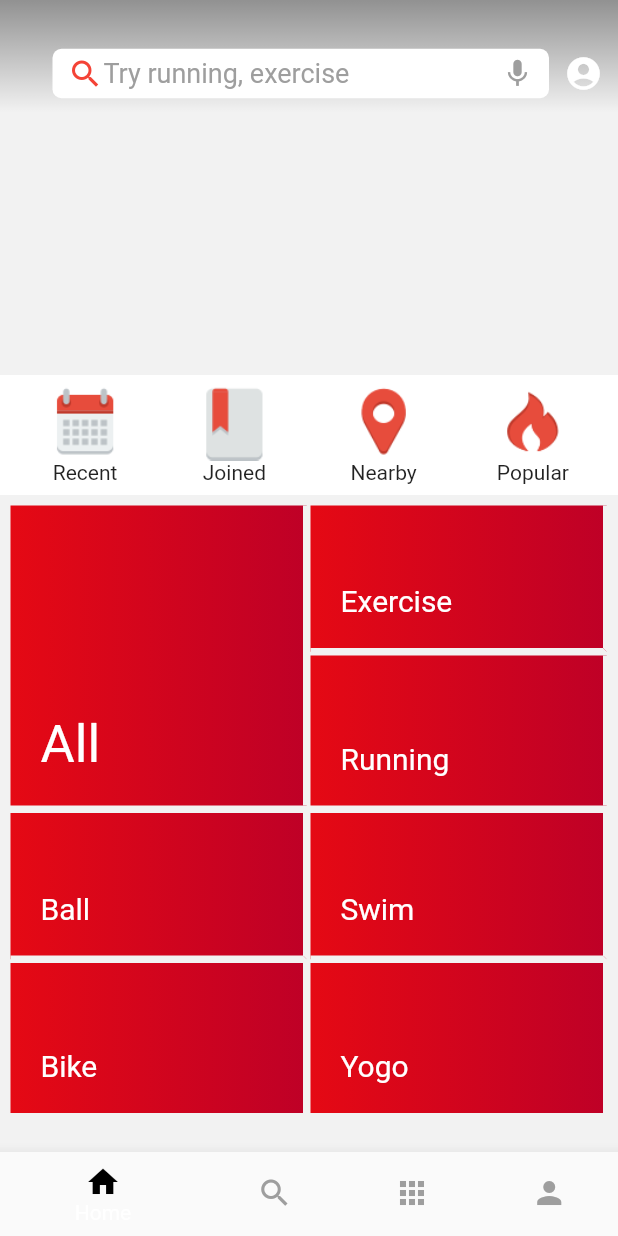
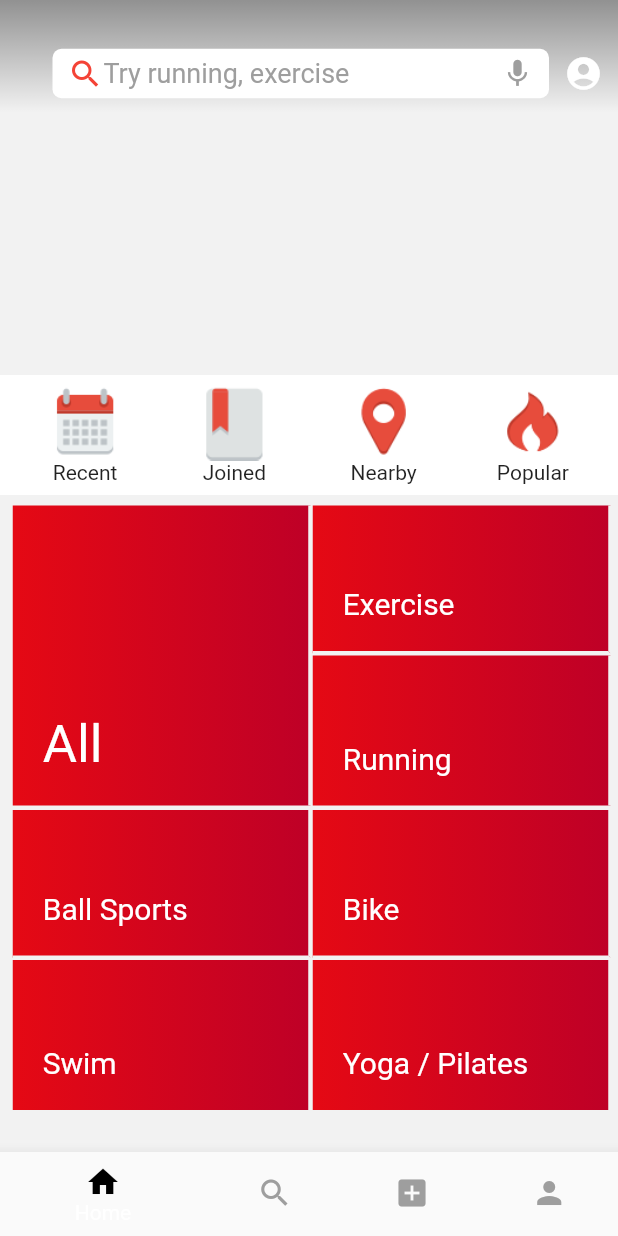
Before and after one commit to Casuy/mobile_frontend, a Flutter app: the TabNavigator screen opened directly, on a phone screen of 412 x 824 dp. Run offline on Flutter 3.47's test engine with Material 2 defaults, Android fonts, the phone set to English and light mode, and no system bars; our stand-ins replace flutter_swiper, geolocator, google_maps_flutter, permission_handler; missing offline and left inert: flutter_webview_plugin; accounts and stored records are empty; network calls fail.

Commit message:
add events

```diff
--- a/flutter_events/lib/dao/home_dao.dart
+++ b/flutter_events/lib/dao/home_dao.dart
@@ -3,8 +3,8 @@ import 'dart:convert';
 import 'package:flutter_events/model/home_model.dart';
 import 'package:http/http.dart' as http;
 
-//const HOME_URL = 'http://10.0.2.2:5000/homepage';
-const HOME_URL = '172.20.10.5:8080/mobile_project/homepage';
+const HOME_URL = 'http://10.0.2.2:5000/homepage';
+//const HOME_URL = '172.20.10.5:8080/mobile_project/homepage';
 
 class HomeDao {
   static Future<HomeModel> fetch() async {
--- a/flutter_events/lib/dao/search_dao.dart
+++ b/flutter_events/lib/dao/search_dao.dart
@@ -14,7 +14,7 @@ class SearchDao {
       model.keyword = text;
       return model;
     } else {
-      throw Exception('Failed to load event data');
+      throw Exception('Failed to load event data.');
     }
   }
 }
--- a/flutter_events/lib/dao/signup_dao.dart
+++ b/flutter_events/lib/dao/user_dao.dart
@@ -3,7 +3,7 @@ import 'dart:convert';
 import 'package:flutter_events/model/signup_model.dart';
 import 'package:http/http.dart' as http;
 
-class SignupDao {
+class UserDao {
   static Future<SignupModel> fetch(String url) async {
     final response = await http.get(url);
     if (response.statusCode == 200) {
@@ -13,7 +13,7 @@ class SignupDao {
       SignupModel model = SignupModel.fromJson(result);
       return model;
     } else {
-      throw Exception('Failed to load sign up data');
+      throw Exception('Failed to load user data.');
     }
   }
 }
--- a/flutter_events/lib/navigator/tab_navigator.dart
+++ b/flutter_events/lib/navigator/tab_navigator.dart
@@ -1,5 +1,6 @@
 import 'package:flutter/material.dart';
 import 'package:flutter_events/model/user_model.dart';
+import 'package:flutter_events/pages/add_event_page.dart';
 import 'package:flutter_events/pages/discover_page.dart';
 import 'package:flutter_events/pages/events_page.dart';
 import 'package:flutter_events/pages/home_page.dart';
@@ -41,8 +42,7 @@ class _TabNavigatorState extends State<TabNavigator> {
           SearchPage(
             hideLeft: true,
           ),
-          EventsPage(
-            type: 'all',
+          AddEventPage(
           ),
           MyPage()
         ],
@@ -75,9 +75,9 @@ class _TabNavigatorState extends State<TabNavigator> {
                             ? _defaultColor
                             : _activeColor))),
             BottomNavigationBarItem(
-                icon: Icon(Icons.apps, color: _defaultColor),
-                activeIcon: Icon(Icons.apps, color: _activeColor),
-                title: Text('Events',
+                icon: Icon(Icons.add_box, color: _defaultColor),
+                activeIcon: Icon(Icons.add_box, color: _activeColor),
+                title: Text('Add',
                     style: TextStyle(
                         fontSize: 16,
                         color: _currentIndex != 2
--- a/flutter_events/lib/pages/events_page.dart
+++ b/flutter_events/lib/pages/events_page.dart
@@ -3,8 +3,8 @@ import 'package:flutter_events/dao/search_dao.dart';
 import 'package:flutter_events/model/search_model.dart';
 import 'package:flutter_events/widget/event_list.dart';
 
-//const URL = 'http://10.0.2.2:5000/events?type=';
-const URL = 'http://172.20.10.5:8080/http_server/events?type=';
+const URL = 'http://10.0.2.2:5000/events?type=';
+//const URL = 'http://172.20.10.5:8080/http_server/events?type=';
 
 class EventsPage extends StatefulWidget {
   final String eventsUrl;
--- a/flutter_events/lib/pages/search_page.dart
+++ b/flutter_events/lib/pages/search_page.dart
@@ -4,8 +4,8 @@ import 'package:flutter_events/model/search_model.dart';
 import 'package:flutter_events/widget/event_list.dart';
 import 'package:flutter_events/widget/search_bar.dart';
 
-//const URL = 'http://10.0.2.2:5000/search?keyword=';
-const URL = 'http://172.20.10.5:8080/http_server/search?keyword=';
+const URL = 'http://10.0.2.2:5000/search?keyword=';
+//const URL = 'http://172.20.10.5:8080/http_server/search?keyword=';
 const TYPES = ['ball', 'bike', 'exercise', 'running', 'swim', 'yoga'];
 
 class SearchPage extends StatefulWidget {
--- a/flutter_events/lib/widget/grid_nav.dart
+++ b/flutter_events/lib/widget/grid_nav.dart
@@ -9,7 +9,7 @@ class GridNav extends StatelessWidget {
   @override
   Widget build(BuildContext context) {
     return Container(
-      padding: EdgeInsets.only(left: 7),
+      padding: EdgeInsets.only(left: 8.5),
       child: _gridNavItems(context),
     );
   }
@@ -43,10 +43,10 @@ class GridNav extends StatelessWidget {
   }
 
   _secondLine(BuildContext context) {
-    Widget firstDouble = _doubleItems(context, 'Ball', 'Bike');
-    Widget secondDouble = _doubleItems(context, 'Swim', 'Yogo');
+    Widget firstDouble = _doubleItems(context, 'Ball Sports', 'Swim');
+    Widget secondDouble = _doubleItems(context, 'Bike', 'Yoga / Pilates');
     return Container(
-      padding: EdgeInsets.only(top: 5),
+      padding: EdgeInsets.only(top: 3),
       child: Row(
         children: <Widget>[firstDouble, secondDouble],
       ),
@@ -62,8 +62,10 @@ class GridNav extends StatelessWidget {
   }
 
   _mainItem(BuildContext context) {
-    BorderSide borderSide = BorderSide(width: 5, color: Color(0xfff2f2f2));
-    return Container(
+    BorderSide borderSide = BorderSide(width: 3, color: Color(0xfff2f2f2));
+    return _wrapGesture(
+        context,
+        Container(
           height: 200,
           width: 200,
           alignment: Alignment.bottomLeft,
@@ -75,9 +77,7 @@ class GridNav extends StatelessWidget {
                 end: Alignment.centerLeft,
                 colors: [Color(0xffbe0027), Color(0xffe50914)]),
           ),
-      child: _wrapGesture(
-          context,
-          Container(
+          child: Container(
             padding: EdgeInsets.fromLTRB(20, 0, 0, 20),
             child: Text(
               'All',
@@ -85,13 +85,15 @@ class GridNav extends StatelessWidget {
               style: TextStyle(fontSize: 35, color: Colors.white),
             ),
           ),
-          'All'),
-    );
+        ),
+        'All');
   }
 
   _item(BuildContext context, String title, bool isFirst) {
-    BorderSide borderSide = BorderSide(width: 5, color: Color(0xfff2f2f2));
-    return Container(
+    BorderSide borderSide = BorderSide(width: 3, color: Color(0xfff2f2f2));
+    return _wrapGesture(
+        context,
+        Container(
             height: 100,
             width: 200,
             alignment: Alignment.bottomLeft,
@@ -102,11 +104,10 @@ class GridNav extends StatelessWidget {
                   end: Alignment.centerRight,
                   colors: [Color(0xffe50914), Color(0xffbe0027)]),
               border: Border(
-            right: borderSide, bottom: isFirst ? borderSide : BorderSide.none),
+                  right: borderSide,
+                  bottom: isFirst ? borderSide : BorderSide.none),
             ),
-      child: _wrapGesture(
-          context,
-          Container(
+            child: Container(
               padding: EdgeInsets.fromLTRB(20, 0, 0, 20),
               child: Text(
                 title,
@@ -114,8 +115,7 @@ class GridNav extends StatelessWidget {
                 style: TextStyle(fontSize: 20, color: Colors.white),
                 softWrap: true,
               ),
-          ),
-          title),
-    );
+            )),
+        title);
   }
 }
```
Also changed, not shown: flutter_events/lib/pages/add_event_page.dart (added, +17 -0 lines), flutter_events/lib/pages/login_page.dart (+7 -7 lines), flutter_events/lib/pages/signup_page.dart (+4 -4 lines). Lines whose indentation alone changed are shown as unchanged.
